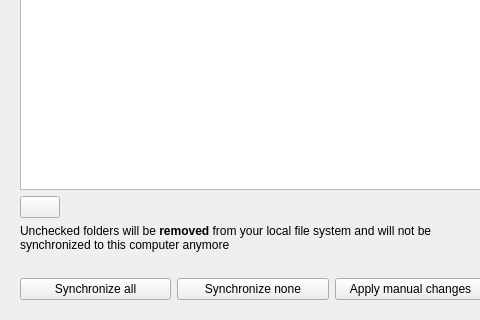
First picture: the form in src/gui/accountsettings.ui, repository CSG-Development/owncloud-client, before the edit; both pictures show x 0 to 480 and y 237 to 557 of the 678 by 557 pixel window.
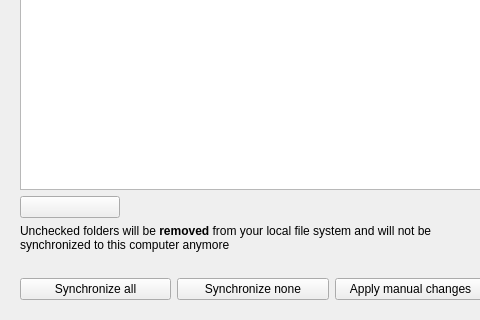
Second picture: the form after the edit. Custom widgets are drawn as their Qt base class.

Commit message: Fixed account button style

What changed in the file:
```diff
--- a/src/gui/accountsettings.ui
+++ b/src/gui/accountsettings.ui
@@ -144,6 +144,12 @@
         <layout class="QHBoxLayout" name="horizontalLayout_5">
          <item>
           <widget class="QPushButton" name="addButton">
+           <property name="minimumSize">
+            <size>
+             <width>100</width>
+             <height>0</height>
+            </size>
+           </property>
            <property name="cursor">
             <cursorShape>PointingHandCursor</cursorShape>
            </property>
```
The commit also changes 4 other files.
